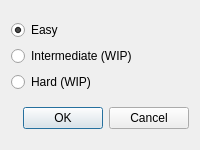
Qt form gamechoicedialog.ui (Filan-glitch/MinesweeperPlusPlus) before a commit.
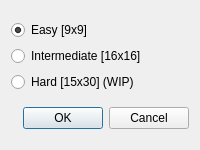
The same form after that commit. Icons and pictures are not drawn.

Commit message: Dynamic instantiation of buttons and intermediate mode

Diff of the .ui file:
```diff
--- a/gamechoicedialog.ui
+++ b/gamechoicedialog.ui
@@ -32,7 +32,7 @@
      <item>
       <widget class="QRadioButton" name="radio_easy">
        <property name="text">
-        <string>Easy</string>
+        <string>Easy [9x9]</string>
        </property>
        <property name="checked">
         <bool>true</bool>
@@ -42,14 +42,14 @@
      <item>
       <widget class="QRadioButton" name="radio_intermediate">
        <property name="text">
-        <string>Intermediate (WIP)</string>
+        <string>Intermediate [16x16]</string>
        </property>
       </widget>
      </item>
      <item>
       <widget class="QRadioButton" name="radio_hard">
        <property name="text">
-        <string>Hard (WIP)</string>
+        <string>Hard [15x30] (WIP)</string>
        </property>
       </widget>
      </item>
```
The commit also changes 22 other files.
